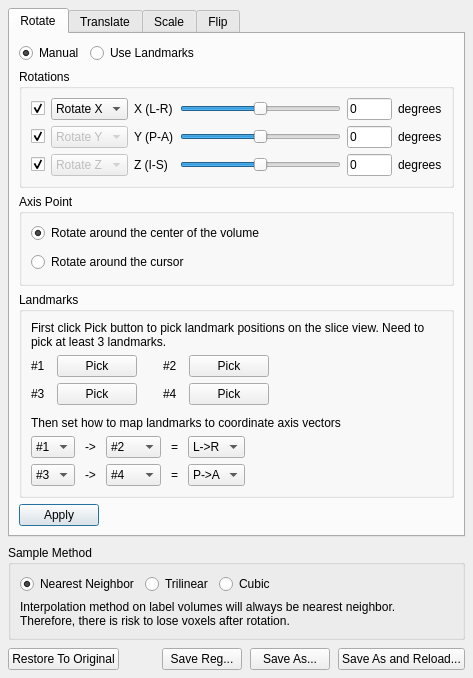
freesurfer/freesurfer, file freeview/DialogTransformVolume.ui: the form before one commit.
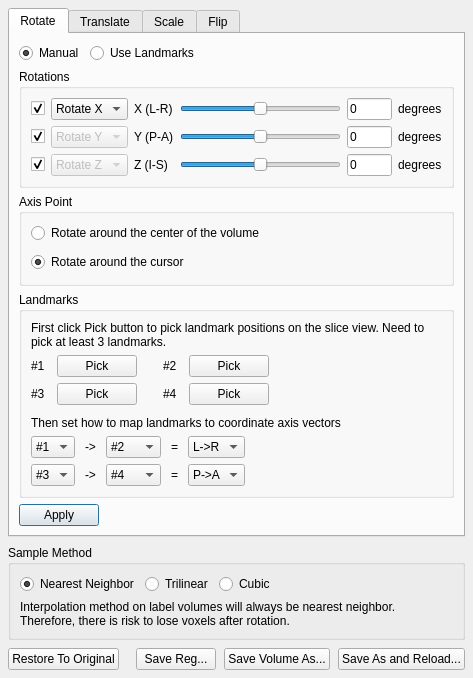
The form after the commit. Custom widgets are drawn as their Qt base class.

Commit message: save transformation correctly on volume loaded with reg file. Reserve subject name in the previous loaded lta file. Command-line parsing fix on reg file. Added auto mid option for heat map adjustment. Added button on toolbar to toggle all surfaces.

```diff
--- a/freeview/DialogTransformVolume.ui
+++ b/freeview/DialogTransformVolume.ui
@@ -367,7 +367,7 @@
              <string>Rotate around the center of the volume</string>
             </property>
             <property name="checked">
-             <bool>true</bool>
+             <bool>false</bool>
             </property>
            </widget>
           </item>
@@ -376,6 +376,9 @@
             <property name="text">
              <string>Rotate around the cursor</string>
             </property>
+            <property name="checked">
+             <bool>true</bool>
+            </property>
            </widget>
           </item>
          </layout>
@@ -1339,7 +1342,7 @@
      <item>
       <widget class="QPushButton" name="pushButtonSaveVolumeAs">
        <property name="text">
-        <string>Save As...</string>
+        <string>Save Volume As...</string>
        </property>
        <property name="autoDefault">
         <bool>false</bool>
```
The commit also changes 13 other files.
